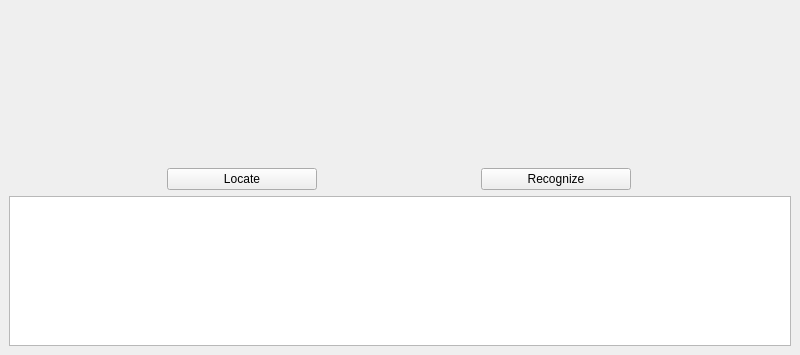
This is gui/ui/app.ui in panderan/text-detection as Qt 5 draws it before an edit; both pictures show x 0 to 800 and y 245 to 600 of the 800 by 600 pixel window. The edited form follows.
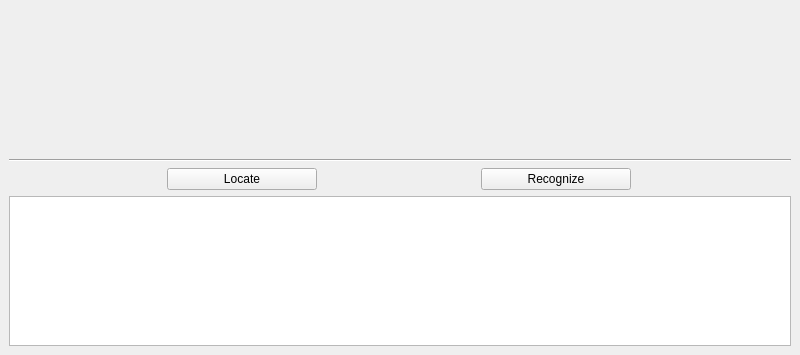
This is the edited form.

```diff
--- a/gui/ui/app.ui
+++ b/gui/ui/app.ui
@@ -29,6 +29,13 @@
       </item>
      </layout>
     </item>
+    <item>
+     <widget class="Line" name="line">
+      <property name="orientation">
+       <enum>Qt::Horizontal</enum>
+      </property>
+     </widget>
+    </item>
     <item>
      <layout class="QHBoxLayout" name="botton_layout">
       <item>
```
Left out of the diff: 2 changed lines with no effect on the pictures.
